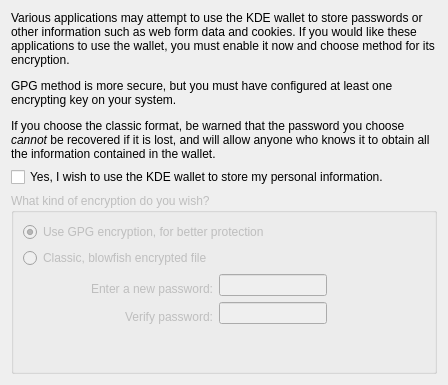
KDE/kwallet, file src/runtime/ksecretd/kwalletwizardpagepasswordgpg.ui: the form before one commit.
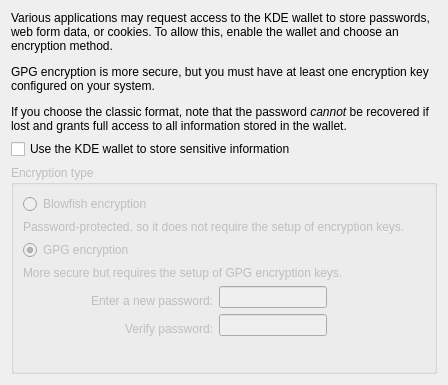
The form after the commit.

Commit message:
Improve new wallet onboarding
If no suitable GPG keys are found, provide clear instructions for creating one or use Blowfish encryption instead. Add a reload button to the list of GPG keys for after one is created.

Patch:
```diff
--- a/src/runtime/ksecretd/kwalletwizardpagepasswordgpg.ui
+++ b/src/runtime/ksecretd/kwalletwizardpagepasswordgpg.ui
@@ -14,7 +14,7 @@
    <item>
     <widget class="QLabel" name="textLabel3">
      <property name="text">
-      <string>&lt;html&gt;&lt;head/&gt;&lt;body&gt;&lt;p&gt;Various applications may attempt to use the KDE wallet to store passwords or other information such as web form data and cookies. If you would like these applications to use the wallet, you must enable it now and choose method for its encryption.&lt;/p&gt;&lt;p&gt;GPG method is more secure, but you must have configured at least one encrypting key on your system.&lt;/p&gt;&lt;p&gt;If you choose the classic format, be warned that the password you choose &lt;span style=&quot; font-style:italic;&quot;&gt;cannot&lt;/span&gt; be recovered if it is lost, and will allow anyone who knows it to obtain all the information contained in the wallet.&lt;/p&gt;&lt;/body&gt;&lt;/html&gt;</string>
+      <string>&lt;html&gt;&lt;head/&gt;&lt;body&gt;&lt;p&gt;Various applications may request access to the KDE wallet to store passwords, web form data, or cookies. To allow this, enable the wallet and choose an encryption method. &lt;/p&gt;&lt;p&gt;GPG encryption is more secure, but you must have at least one encryption key configured on your system.&lt;/p&gt;&lt;p&gt;If you choose the classic format, note that the password &lt;span style=&quot; font-style:italic;&quot;&gt;cannot&lt;/span&gt; be recovered if lost and grants full access to all information stored in the wallet.&lt;/p&gt;&lt;/body&gt;&lt;/html&gt;</string>
      </property>
      <property name="textFormat">
       <enum>Qt::RichText</enum>
@@ -27,7 +27,7 @@
    <item>
     <widget class="QCheckBox" name="_useWallet">
      <property name="text">
-      <string>Yes, I wish to use the KDE wallet to store my personal information.</string>
+      <string>Use the KDE wallet to store sensitive information</string>
      </property>
     </widget>
    </item>
@@ -43,16 +43,33 @@
       </sizepolicy>
      </property>
      <property name="title">
-      <string>What kind of encryption do you wish?</string>
+      <string>Encryption type</string>
      </property>
      <layout class="QVBoxLayout" name="verticalLayout">
+      <item>
+       <widget class="QRadioButton" name="_radioBlowfish">
+        <property name="enabled">
+         <bool>false</bool>
+        </property>
+        <property name="text">
+         <string>Blowfish encryption</string>
+        </property>
+       </widget>
+      </item>
+      <item>
+       <widget class="QLabel">
+        <property name="text">
+         <string>Password-protected, so it does not require the setup of encryption keys.</string>
+        </property>
+       </widget>
+      </item>
       <item>
        <widget class="QRadioButton" name="_radioGpg">
         <property name="enabled">
          <bool>false</bool>
         </property>
         <property name="text">
-         <string>Use GPG encryption, for better protection</string>
+         <string>GPG encryption</string>
         </property>
         <property name="checked">
          <bool>true</bool>
@@ -60,12 +77,9 @@
        </widget>
       </item>
       <item>
-       <widget class="QRadioButton" name="_radioBlowfish">
-        <property name="enabled">
-         <bool>false</bool>
-        </property>
+       <widget class="QLabel">
         <property name="text">
-         <string>Classic, blowfish encrypted file</string>
+         <string>More secure but requires the setup of GPG encryption keys.</string>
         </property>
        </widget>
       </item>
```
The commit also changes 10 other files.
